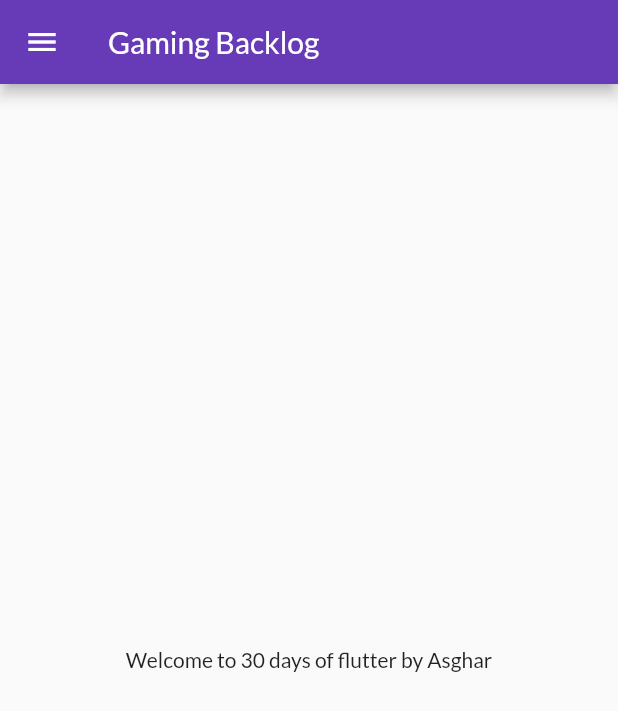
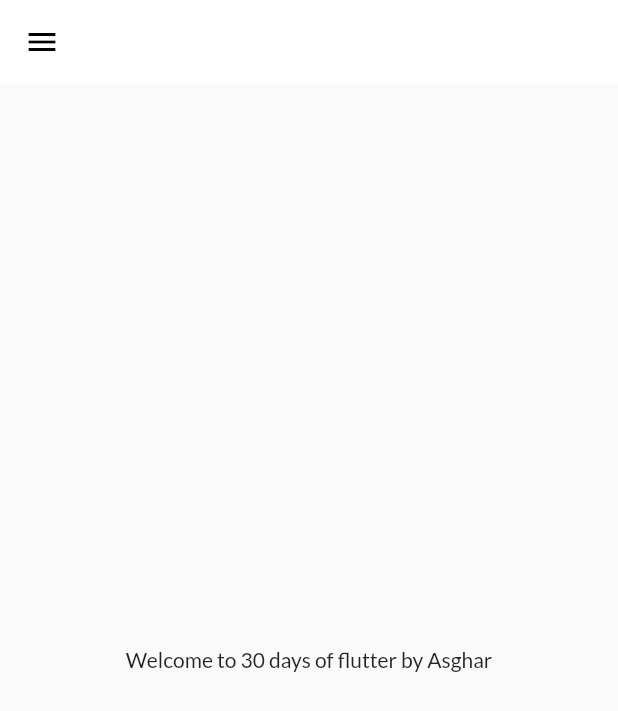
Before and after one commit to AsgharBoi/classico, a Flutter app: the screen it shows after launch, on a phone screen of 412 x 824 dp. Shown: the top 711 px of the screen. Run offline on Flutter 3.47's test engine with Material 2 defaults, Android fonts, the phone set to English and light mode, and no system bars; our stand-ins replace google_fonts.

Commit message:
day10 Complete

```diff
--- a/lib/main.dart
+++ b/lib/main.dart
@@ -1,6 +1,7 @@
 import 'package:classico/Pages/HomePage.dart';
 import 'package:classico/Pages/login_page.dart';
 import 'package:classico/utils/routes.dart';
+import 'package:classico/widgets/themes.dart';
 import 'package:flutter/material.dart';
 import 'package:google_fonts/google_fonts.dart';
 
@@ -15,13 +16,9 @@ class MyApp extends StatelessWidget {
   Widget build(BuildContext context) {
     return MaterialApp(
       themeMode: ThemeMode.light,
-      theme: ThemeData(
-        primarySwatch: Colors.deepPurple,
-        fontFamily: GoogleFonts.lato().fontFamily,
-        //primaryTextTheme: GoogleFonts.latoTextTheme()
-      ),
+      theme: MyTheme.lightTheme(context),
+      darkTheme: MyTheme.darkTheme(context),
       debugShowCheckedModeBanner: false,
-      darkTheme: ThemeData(brightness: Brightness.dark),
       //Routes are known as Hashmaps or dictionaries in other languages
       initialRoute: MyRoutes.homeRoute,
       routes: {
--- /dev/null
+++ b/lib/widgets/themes.dart
@@ -0,0 +1,18 @@
+import 'package:flutter/material.dart';
+import 'package:google_fonts/google_fonts.dart';
+
+class MyTheme {
+  static ThemeData lightTheme(BuildContext context) => ThemeData(
+        primarySwatch: Colors.deepPurple,
+        fontFamily: GoogleFonts.lato().fontFamily,
+        appBarTheme: AppBarTheme(
+          color: Colors.white,
+          elevation: 0.0,
+          iconTheme: IconThemeData(color: Colors.black),
+          //textTheme: Theme.of(context).textTheme
+        ),
+      );
+  static ThemeData darkTheme(BuildContext context) => ThemeData(
+        brightness: Brightness.dark,
+      );
+}
```
Also changed, not shown: lib/models/catalog.dart (added, +26 -0 lines).
